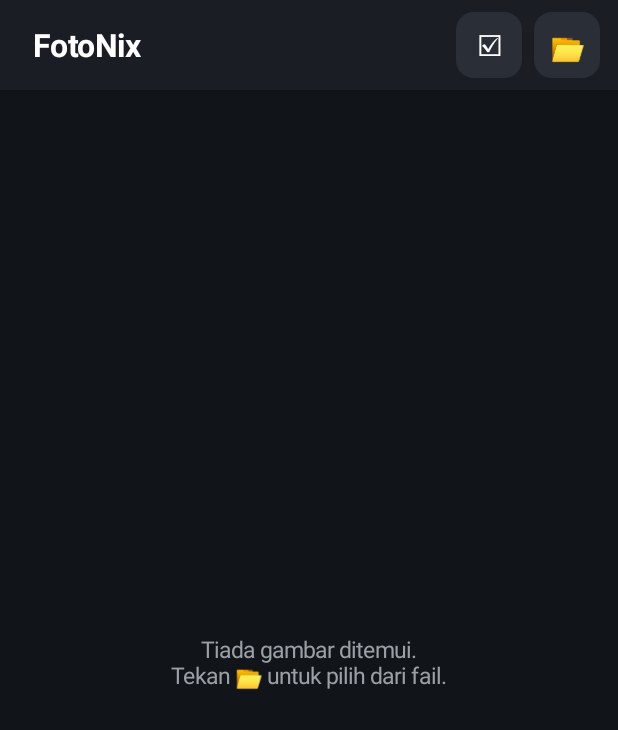
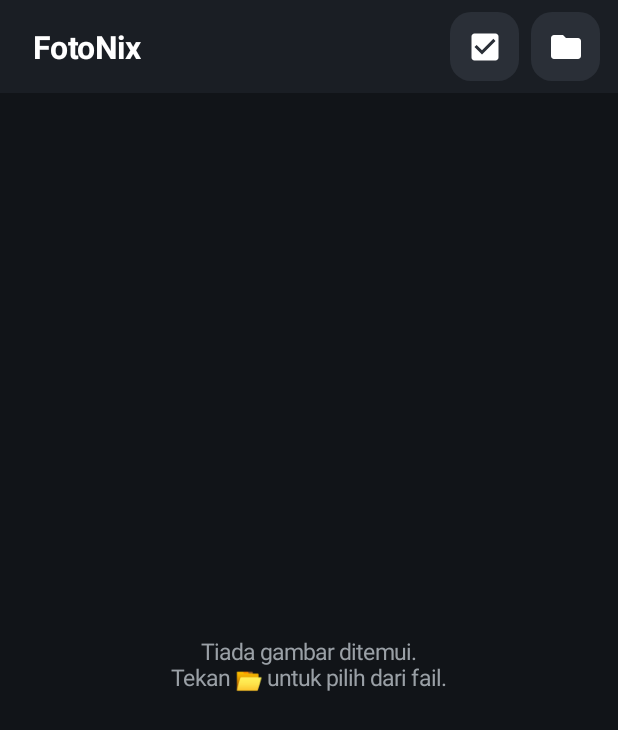
Before and after one commit to nikramzigit/fotonix, an Android app: the screen it shows after launch (MainActivity), on a phone screen of 412 x 824 dp. Shown: the top 730 px of the screen. Run offline under Robolectric (Android 15) with nearby library versions, the phone set to English and light mode, and no system bars.

Commit message:
Update MainActivity.java

```diff
--- a/app/src/main/java/com/fotonix/app/MainActivity.java
+++ b/app/src/main/java/com/fotonix/app/MainActivity.java
@@ -81,7 +81,7 @@ public class MainActivity extends Activity {
     private LruCache<Long, Bitmap> cache;
     private boolean askedOnce;
     private TextView galTitle;
-    private Button selBtn, pickBtn, cancelSelBtn, delBtn;
+    private ImageView selBtn, pickBtn, cancelSelBtn, delBtn;
     private boolean selecting;
     private final HashSet<Long> selected = new HashSet<>();
     private ArrayList<Long> pendingDelete = new ArrayList<>();
@@ -121,9 +121,11 @@ public class MainActivity extends Activity {
     // Penyunting
     private LinearLayout editorRoot, colorPanel, briPanel, cropPanel;
     private EditorView editor;
-    private TextView nameLbl, briLbl, drawIcon;
+    private TextView nameLbl, metaLbl, briLbl;
+    private View penDot;
+    private boolean deleteFromEditor;
     private SeekBar bri;
-    private Button saveBtn;
+    private ImageView saveBtn, editDelBtn;
     private LinearLayout[] tools = new LinearLayout[4];
     private View[] dots = new View[3];
     private int activeTool = T_NONE, penIdx = 0;
@@ -243,19 +245,19 @@ public class MainActivity extends Activity {
         galleryRoot.setOrientation(LinearLayout.VERTICAL);
 
         LinearLayout top = bar();
-        cancelSelBtn = iconBtn("✕", "Batal pilihan", BTN);
+        cancelSelBtn = iconBtn(R.drawable.ic_close, "Batal pilihan", BTN);
         cancelSelBtn.setOnClickListener(v -> setSelecting(false));
         top.addView(cancelSelBtn);
         galTitle = text("FotoNix", 21, Color.WHITE, true);
         galTitle.setPadding(px(10), 0, px(10), 0);
         top.addView(galTitle, new LinearLayout.LayoutParams(0, -2, 1));
-        selBtn = iconBtn("☑", "Pilih gambar", BTN);
+        selBtn = iconBtn(R.drawable.ic_select, "Pilih gambar", BTN);
         selBtn.setOnClickListener(v -> setSelecting(true));
         top.addView(selBtn);
-        delBtn = iconBtn("🗑", "Padam", 0xFFD93025);
+        delBtn = iconBtn(R.drawable.ic_delete, "Padam", 0xFFD93025);
         delBtn.setOnClickListener(v -> deleteSelected());
         top.addView(delBtn);
-        Button pick = iconBtn("📂", "Pilih dari fail", BTN);
+        ImageView pick = iconBtn(R.drawable.ic_folder, "Pilih dari fail", BTN);
         pickBtn = pick;
         ((LinearLayout.LayoutParams) pick.getLayoutParams()).leftMargin = px(8);
         ((LinearLayout.LayoutParams) delBtn.getLayoutParams()).leftMargin = px(8);
@@ -595,6 +597,26 @@ public class MainActivity extends Activity {
         });
     }
 
+    /** Padam gambar yang sedang dibuka, kemudian terus ke gambar seterusnya. */
+    private void deleteCurrent() {
+        if (curIndex < 0 || curIndex >= ids.size()) { toast("Hanya gambar dari galeri boleh dipadam di sini"); return; }
+        if (saving) return;
+        askManageMediaOnce();
+        deleteFromEditor = true;
+        selected.clear();
+        selected.add(ids.get(curIndex));
+        deleteSelected();
+    }
+
+    private void afterEditorDelete() {
+        deleteFromEditor = false;
+        if (ids.isEmpty()) { editor.clear(); doc = null; showGallery(); return; }
+        int n = Math.min(curIndex, ids.size() - 1);
+        editor.setTranslationX(editor.getWidth() * 0.35f);
+        editor.setAlpha(0f);
+        openAt(n);
+    }
+
     private void removeIds(ArrayList<Long> gone) {
         HashSet<Long> g = new HashSet<>(gone);
         for (int i = ids.size() - 1; i >= 0; i--) {
@@ -602,6 +624,9 @@ public class MainActivity extends Activity {
         }
         toast(gone.size() + " gambar dipadam");
         setSelecting(false);
+        if (deleteFromEditor) {
+            if (gone.isEmpty()) deleteFromEditor = false; else afterEditorDelete();
+        }
     }
 
     // ================= Intai: tekan lama =================
@@ -653,7 +678,7 @@ public class MainActivity extends Activity {
         super.onActivityResult(req, res, data);
         if (req == REQ_DELETE) {
             if (res == RESULT_OK) removeIds(pendingDelete);
-            else toast("Padam dibatalkan");
+            else { toast("Padam dibatalkan"); deleteFromEditor = false; selected.clear(); }
             return;
         }
         if (req == REQ_PICK && res == RESULT_OK && data != null && data.getData() != null) {
@@ -670,18 +695,29 @@ public class MainActivity extends Activity {
 
         // Bar atas: Undur (kiri) | nama | Simpan (kanan)
         LinearLayout top = bar();
-        Button undo = iconBtn("↩", "Undur", BTN);
+        ImageView undo = iconBtn(R.drawable.ic_undo, "Undur", BTN);
         undo.setOnClickListener(v -> {
             if (activeTool == T_CROP) { cancelCrop(); return; }
             if (!editor.undo()) toast("Tiada tindakan untuk diundur");
         });
         top.addView(undo);
-        nameLbl = text("", 13, MUTED, false);
-        nameLbl.setGravity(Gravity.CENTER);
+        LinearLayout info = new LinearLayout(this);
+        info.setOrientation(LinearLayout.VERTICAL);
+        info.setPadding(px(12), 0, px(8), 0);
+        nameLbl = text("", 14, Color.WHITE, true);
         nameLbl.setSingleLine(true);
         nameLbl.setEllipsize(android.text.TextUtils.TruncateAt.MIDDLE);
-        top.addView(nameLbl, new LinearLayout.LayoutParams(0, -2, 1));
-        saveBtn = iconBtn("💾", "Simpan", 0xFF1E8E3E);
+        metaLbl = text("", 11, MUTED, false);
+        metaLbl.setSingleLine(true);
+        info.addView(nameLbl);
+        info.addView(metaLbl);
+        top.addView(info, new LinearLayout.LayoutParams(0, -2, 1));
+        editDelBtn = iconBtn(R.drawable.ic_delete, "Padam gambar ini", 0xFF3A2328);
+        editDelBtn.setColorFilter(0xFFFF6B6B);
+        editDelBtn.setOnClickListener(v -> deleteCurrent());
+        top.addView(editDelBtn);
+        saveBtn = iconBtn(R.drawable.ic_save, "Simpan", 0xFF1E8E3E);
+        ((LinearLayout.LayoutParams) saveBtn.getLayoutParams()).leftMargin = px(10);
         saveBtn.setOnClickListener(v -> save());
         top.addView(saveBtn);
         editorRoot.addView(top);
@@ -723,16 +759,16 @@ public class MainActivity extends Activity {
 
         // Panel pangkas
         cropPanel = panel();
-        Button cancel = pill("✕  Batal", BTN);
+        ImageView cancel = iconBtn(R.drawable.ic_close, "Batal", BTN);
         cancel.setOnClickListener(v -> cancelCrop());
-        Button apply = pill("✓  Pangkas", 0xFFF9AB00);
-        apply.setTextColor(Color.BLACK);
+        ImageView apply = iconBtn(R.drawable.ic_check, "Pangkas", 0xFFF9AB00);
+        apply.setColorFilter(Color.BLACK);
         apply.setOnClickListener(v -> {
             if (!editor.applyCrop()) toast("Kawasan pangkas terlalu kecil");
             setTool(T_NONE);
         });
-        LinearLayout.LayoutParams plp = new LinearLayout.LayoutParams(0, px(44), 1);
-        plp.setMargins(px(8), 0, px(8), 0);
+        LinearLayout.LayoutParams plp = new LinearLayout.LayoutParams(0, px(46), 1);
+        plp.setMargins(px(10), 0, px(10), 0);
         cropPanel.addView(cancel, plp);
         cropPanel.addView(apply, new LinearLayout.LayoutParams(plp));
 
@@ -743,13 +779,18 @@ public class MainActivity extends Activity {
         // Bar alat bawah: Crop, Conteng, Rotate, Kecerahan
         LinearLayout toolBar = new LinearLayout(this);
         toolBar.setBackgroundColor(BAR);
-        toolBar.setPadding(px(4), px(6), px(4), px(10));
-        String[][] spec = {{"✂︎", "Pangkas"}, {"✎︎", "Conteng"}, {"↻", "Putar"}, {"☀︎", "Kecerahan"}};
+        toolBar.setPadding(px(8), px(10), px(8), px(14));
+        int[] icons = {R.drawable.ic_crop, R.drawable.ic_pen, R.drawable.ic_rotate, R.drawable.ic_brightness};
+        String[] labels = {"Pangkas", "Conteng", "Putar", "Kecerahan"};
         for (int i = 0; i < 4; i++) {
-            tools[i] = tool(spec[i][0], spec[i][1]);
+            tools[i] = tool(icons[i], labels[i]);
             toolBar.addView(tools[i], new LinearLayout.LayoutParams(0, -2, 1));
         }
-        drawIcon = (TextView) tools[1].getChildAt(0);
+        // titik kecil di bawah ikon pen menunjukkan warna semasa
+        penDot = new View(this);
+        LinearLayout.LayoutParams dlp = new LinearLayout.LayoutParams(px(8), px(8));
+        dlp.topMargin = px(3);
+        tools[1].addView(penDot, dlp);
         tools[0].setOnClickListener(v -> {
             if (activeTool == T_CROP) return;
             editor.startCrop();
@@ -794,17 +835,22 @@ public class MainActivity extends Activity {
         int[] map = {T_CROP, T_DRAW, T_NONE, T_BRI};
         for (int i = 0; i < 4; i++) {
             boolean on = map[i] == t && t != T_NONE;
-            tools[i].setBackground(on ? round(0xFF263A55, 12) : null);
-            TextView ic = (TextView) tools[i].getChildAt(0), lb = (TextView) tools[i].getChildAt(1);
-            lb.setTextColor(on ? ACCENT : MUTED);
-            if (i != 1) ic.setTextColor(on ? ACCENT : Color.WHITE);
+            ImageView ic = (ImageView) tools[i].getChildAt(0);
+            ic.setBackground(on ? oval(ACCENT) : null);
+            ic.setColorFilter(on ? 0xFF0B1A2E : 0xFFE8EAED);
         }
     }
 
     private void selectPen(int idx) {
         penIdx = idx;
         editor.setPenColor(PEN_COLORS[idx]);
-        if (drawIcon != null) drawIcon.setTextColor(idx == 2 ? Color.WHITE : PEN_COLORS[idx]);
+        if (penDot != null) {
+            GradientDrawable pd = new GradientDrawable();
+            pd.setShape(GradientDrawable.OVAL);
+            pd.setColor(PEN_COLORS[idx]);
+            pd.setStroke(px(1), Color.WHITE);
+            penDot.setBackground(pd);
+        }
         for (int i = 0; i < 3; i++) {
             GradientDrawable g = new GradientDrawable();
             g.setShape(GradientDrawable.OVAL);
@@ -812,10 +858,6 @@ public class MainActivity extends Activity {
             g.setStroke(px(i == idx ? 3 : 1), i == idx ? Color.WHITE : 0xFF555B63);
             dots[i].setBackground(g);
         }
-        if (idx == 2 && drawIcon != null) {
-            // pen hitam: tunjuk ikon putih dengan garis bawah hitam supaya kelihatan
-            drawIcon.setShadowLayer(px(2), 0, 0, Color.BLACK);
-        } else if (drawIcon != null) drawIcon.setShadowLayer(0, 0, 0, 0);
     }
 
     private void openAt(int pos) {
@@ -853,6 +895,7 @@ public class MainActivity extends Activity {
         galleryRoot.setVisibility(View.GONE);
         editorRoot.setVisibility(View.VISIBLE);
         nameLbl.setText("Memuatkan…");
+        metaLbl.setText("");
         editor.clear();
         pool.execute(() -> {
             try {
@@ -863,8 +906,9 @@ public class MainActivity extends Activity {
                     curUri = uri;
                     curName = name.replaceAll("\\.[^.]+$", "").replaceAll("[^\\w\\-]+", "_");
                     if (curName.isEmpty()) curName = "imej";
-                    nameLbl.setText((curIndex >= 0 ? (curIndex + 1) + "/" + ids.size() + "  ·  " : "")
-                            + name + "  ·  " + dims[0] + "×" + dims[1]);
+                    nameLbl.setText(name);
+                    metaLbl.setText((curIndex >= 0 ? (curIndex + 1) + " / " + ids.size() + "   ·   " : "")
+                            + dims[0] + " × " + dims[1] + " px");
                     doc = new EditDoc(dims[0], dims[1]);
                     editor.setSource(prev, doc, prev.getWidth() / (float) dims[0]);
                     bri.setProgress(80);
@@ -1046,19 +1090,26 @@ public class MainActivity extends Activity {
         return l;
     }
 
-    private LinearLayout tool(String glyph, String label) {
+    private LinearLayout tool(int icon, String label) {
         LinearLayout l = new LinearLayout(this);
         l.setOrientation(LinearLayout.VERTICAL);
         l.setGravity(Gravity.CENTER);
-        l.setPadding(0, px(6), 0, px(6));
         l.setContentDescription(label);
-        TextView ic = text(glyph, 24, Color.WHITE, false);
-        ic.setGravity(Gravity.CENTER);
-        TextView lb = text(label, 11, MUTED, false);
-        lb.setGravity(Gravity.CENTER);
-        l.addView(ic);
-        l.addView(lb);
+        ImageView ic = new ImageView(this);
+        ic.setImageResource(icon);
+        ic.setColorFilter(0xFFE8EAED);
+        ic.setScaleType(ImageView.ScaleType.CENTER);
+        ic.setContentDescription(label);
+        l.addView(ic, new LinearLayout.LayoutParams(px(52), px(52)));
+        l.setOnLongClickListener(v -> { toast(label); return true; });
         return l;
+    }
+
+    private GradientDrawable oval(int color) {
+        GradientDrawable g = new GradientDrawable();
+        g.setShape(GradientDrawable.OVAL);
+        g.setColor(color);
+        return g;
     }
 
     private TextView text(String s, int sp, int color, boolean bold) {
@@ -1070,32 +1121,17 @@ public class MainActivity extends Activity {
         return t;
     }
 
-    private Button iconBtn(String glyph, String label, int color) {
-        Button b = new Button(this);
-        b.setText(glyph);
-        b.setAllCaps(false);
-        b.setTextColor(Color.WHITE);
-        b.setTextSize(19);
-        b.setPadding(0, 0, 0, 0);
-        b.setMinWidth(0); b.setMinimumWidth(0);
-        b.setMinHeight(0); b.setMinimumHeight(0);
+    private ImageView iconBtn(int icon, String label, int color) {
+        ImageView b = new ImageView(this);
+        b.setImageResource(icon);
+        b.setColorFilter(Color.WHITE);
+        b.setScaleType(ImageView.ScaleType.CENTER);
         b.setContentDescription(label);
+        b.setClickable(true);
         b.setOnLongClickListener(v -> { toast(label); return true; });
-        b.setBackground(round(color, 12));
-        b.setLayoutParams(new LinearLayout.LayoutParams(px(44), px(44)));
-        b.setStateListAnimator(null);
-        return b;
-    }
-
-    private Button pill(String s, int color) {
-        Button b = new Button(this);
-        b.setText(s);
-        b.setAllCaps(false);
-        b.setTextColor(Color.WHITE);
-        b.setTextSize(15);
-        b.setTypeface(Typeface.DEFAULT_BOLD);
-        b.setBackground(round(color, 12));
-        b.setStateListAnimator(null);
+        b.setBackground(new android.graphics.drawable.RippleDrawable(
+                android.content.res.ColorStateList.valueOf(0x33FFFFFF), round(color, 14), null));
+        b.setLayoutParams(new LinearLayout.LayoutParams(px(46), px(46)));
         return b;
     }
 
```
